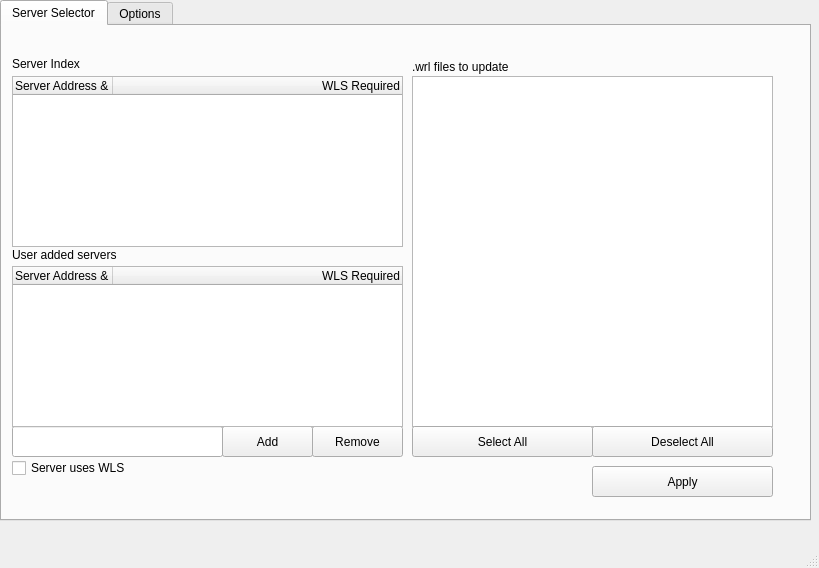
Old version of the form MainWindow.ui in the repository KodiCraft/KISS.
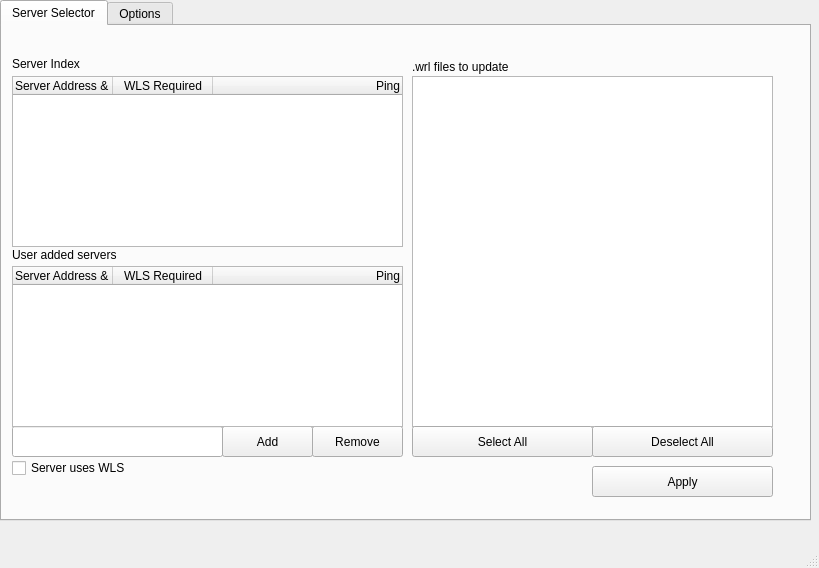
New version of the form.

Commit message: Added ping indicator, resolving #9

What changed in the file:
```diff
--- a/MainWindow.ui
+++ b/MainWindow.ui
@@ -181,6 +181,24 @@
         <height>171</height>
        </rect>
       </property>
+      <property name="sizePolicy">
+       <sizepolicy hsizetype="Fixed" vsizetype="Fixed">
+        <horstretch>0</horstretch>
+        <verstretch>0</verstretch>
+       </sizepolicy>
+      </property>
+      <property name="uniformRowHeights">
+       <bool>false</bool>
+      </property>
+      <property name="itemsExpandable">
+       <bool>true</bool>
+      </property>
+      <property name="sortingEnabled">
+       <bool>false</bool>
+      </property>
+      <attribute name="headerHighlightSections">
+       <bool>false</bool>
+      </attribute>
       <column>
        <property name="text">
         <string>Server Address &amp; Port</string>
@@ -189,6 +207,14 @@
       <column>
        <property name="text">
         <string>WLS Required</string>
+       </property>
+       <property name="textAlignment">
+        <set>AlignCenter</set>
+       </property>
+      </column>
+      <column>
+       <property name="text">
+        <string>Ping</string>
        </property>
        <property name="textAlignment">
         <set>AlignTrailing|AlignVCenter</set>
@@ -214,6 +240,14 @@
         <string>WLS Required</string>
        </property>
        <property name="textAlignment">
+        <set>AlignCenter</set>
+       </property>
+      </column>
+      <column>
+       <property name="text">
+        <string>Ping</string>
+       </property>
+       <property name="textAlignment">
         <set>AlignTrailing|AlignVCenter</set>
        </property>
       </column>
```
Left out of the diff: 2 changed lines with no effect on the pictures. The commit also changes 5 other files.
